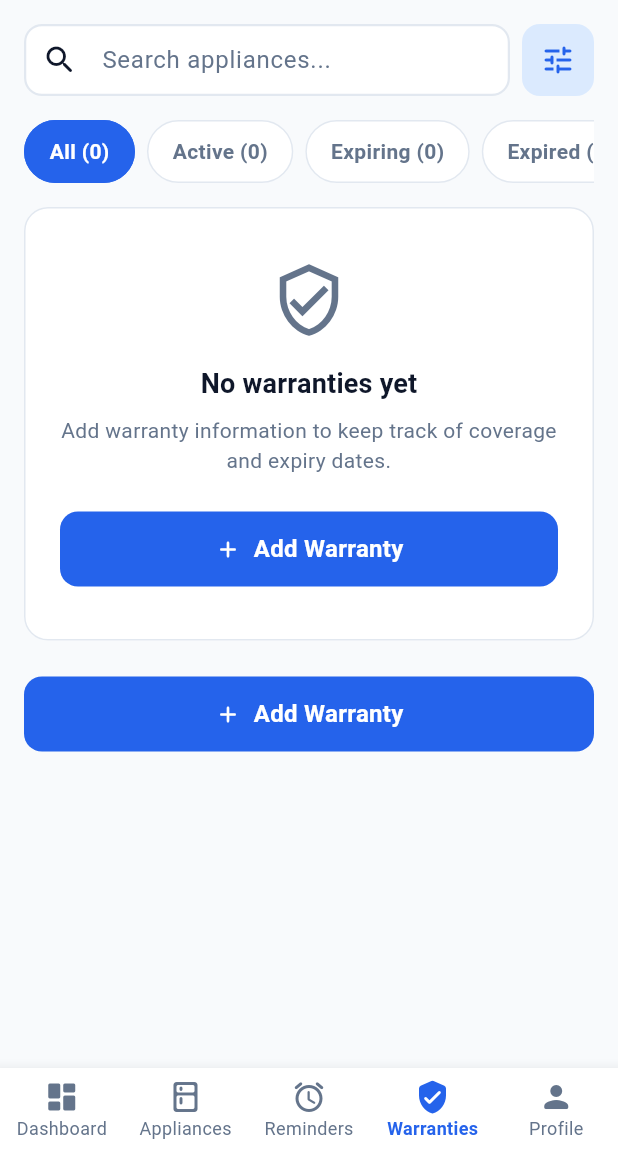
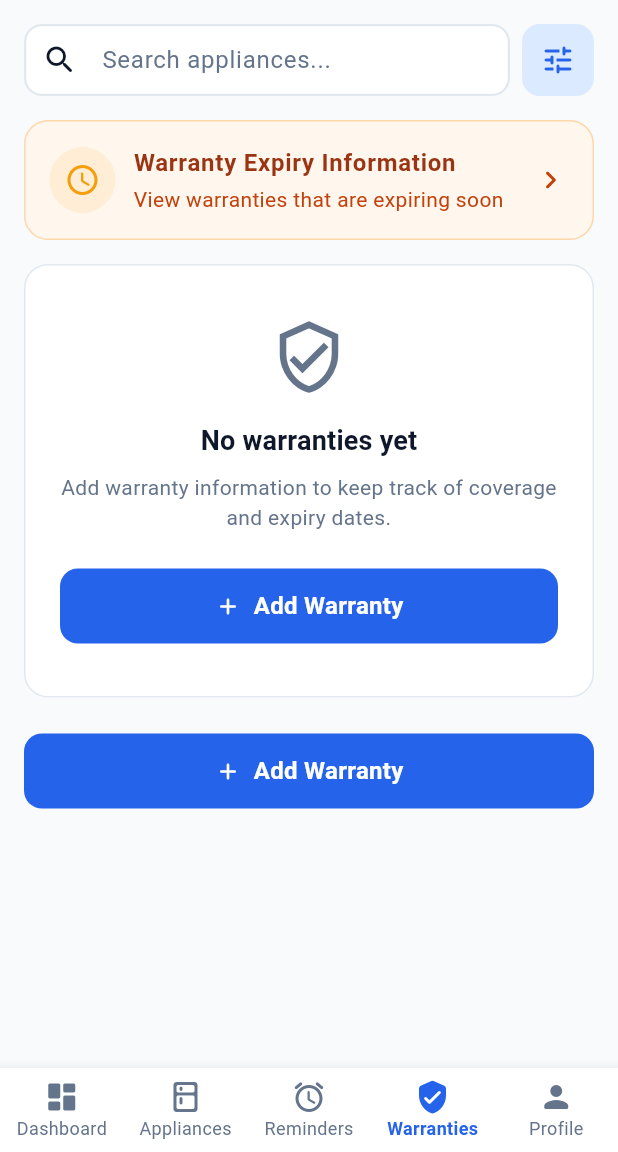
Before and after one commit to Sherin1229/IT3060HCI2026_Home_Maintenance_Reminder_App_WE_113, a Flutter app: the WarrantiesScreen screen opened by its route, on a phone screen of 412 x 824 dp, the part 84-1236 px from its top. Run offline on Flutter 3.47's test engine with Material 3 defaults, Android fonts, the phone set to English and light mode, and no system bars; our stand-ins replace cloud_firestore, file_picker, firebase_auth, firebase_core, go_router, google_sign_in and 1 more; accounts and stored records are empty.

Commit message:
feat: add warranty expiry information UI

```diff
--- a/lib/config/app_router.dart
+++ b/lib/config/app_router.dart
@@ -19,6 +19,7 @@ import '../screens/warranties/add_warranty_screen.dart';
 import '../screens/warranties/add_warranty_document_screen.dart';
 import '../screens/warranties/warranty_details_screen.dart';
 import '../screens/warranties/edit_warranty_screen.dart';
+import '../screens/warranties/warranty_expiry_screen.dart';
 import '../screens/maintenance_history/maintenance_history_screen.dart';
 import '../screens/maintenance_history/maintenance_form_screen.dart';
 import '../screens/maintenance_history/maintenance_models.dart';
@@ -134,6 +135,11 @@ class AppRouter {
         path: '/warranties/edit',
         parentNavigatorKey: _rootNavigatorKey,
         builder: (context, state) => const EditWarrantyScreen(),
+      ),
+      GoRoute(
+        path: '/warranties/expiry',
+        parentNavigatorKey: _rootNavigatorKey,
+        builder: (context, state) => const WarrantyExpiryScreen(),
       ),
       GoRoute(
         path: '/appliances/add',
--- a/lib/screens/warranties/warranties_screen.dart
+++ b/lib/screens/warranties/warranties_screen.dart
@@ -297,18 +297,6 @@ class _WarrantiesScreenState extends State<WarrantiesScreen> {
 
         final visibleWarranties = _getVisibleWarranties(warranties);
 
-        final activeCount = warranties
-            .where((item) => item.status == _WarrantyStatus.active)
-            .length;
-
-        final expiringCount = warranties
-            .where((item) => item.status == _WarrantyStatus.expiringSoon)
-            .length;
-
-        final expiredCount = warranties
-            .where((item) => item.status == _WarrantyStatus.expired)
-            .length;
-
         return Scaffold(
           backgroundColor: AppColors.background,
           appBar: AppBar(
@@ -348,63 +336,9 @@ class _WarrantiesScreenState extends State<WarrantiesScreen> {
 
                 const SizedBox(height: AppConstants.paddingMedium),
 
-                if (expiringCount > 0) ...[
-                  _ExpiryAlertCard(
-                    count: expiringCount,
-                    onTap: () {
-                      setState(
-                        () => _selectedFilter = _WarrantyFilter.expiring,
-                      );
-                    },
-                  ),
-                  const SizedBox(height: AppConstants.paddingMedium),
-                ],
-
-                SingleChildScrollView(
-                  scrollDirection: Axis.horizontal,
-                  child: Row(
-                    children: [
-                      _WarrantyFilterChip(
-                        label: 'All (${warranties.length})',
-                        isSelected: _selectedFilter == _WarrantyFilter.all,
-                        onSelected: () {
-                          setState(() => _selectedFilter = _WarrantyFilter.all);
-                        },
-                      ),
-                      const SizedBox(width: AppConstants.paddingSmall),
-                      _WarrantyFilterChip(
-                        label: 'Active ($activeCount)',
-                        isSelected: _selectedFilter == _WarrantyFilter.active,
-                        onSelected: () {
-                          setState(
-                            () => _selectedFilter = _WarrantyFilter.active,
-                          );
-                        },
-                      ),
-                      const SizedBox(width: AppConstants.paddingSmall),
-                      _WarrantyFilterChip(
-                        label: 'Expiring ($expiringCount)',
-                        isSelected: _selectedFilter == _WarrantyFilter.expiring,
-                        onSelected: () {
-                          setState(
-                            () => _selectedFilter = _WarrantyFilter.expiring,
-                          );
-                        },
-                      ),
-                      const SizedBox(width: AppConstants.paddingSmall),
-                      _WarrantyFilterChip(
-                        label: 'Expired ($expiredCount)',
-                        isSelected: _selectedFilter == _WarrantyFilter.expired,
-                        onSelected: () {
-                          setState(
-                            () => _selectedFilter = _WarrantyFilter.expired,
-                          );
-                        },
-                      ),
-                    ],
-                  ),
+                _ExpiryInformationCard(
+                  onTap: () => context.push('/warranties/expiry'),
                 ),
-
                 const SizedBox(height: AppConstants.paddingMedium),
 
                 if (warranties.isEmpty)
@@ -534,11 +468,10 @@ class _WarrantySearchBar extends StatelessWidget {
   }
 }
 
-class _ExpiryAlertCard extends StatelessWidget {
-  final int count;
+class _ExpiryInformationCard extends StatelessWidget {
   final VoidCallback onTap;
 
-  const _ExpiryAlertCard({required this.count, required this.onTap});
+  const _ExpiryInformationCard({required this.onTap});
 
   @override
   Widget build(BuildContext context) {
@@ -576,7 +509,7 @@ class _ExpiryAlertCard extends StatelessWidget {
                   crossAxisAlignment: CrossAxisAlignment.start,
                   children: [
                     Text(
-                      '$count ${count == 1 ? 'Warranty' : 'Warranties'} Expiring Soon',
+                      'Warranty Expiry Information',
                       style: theme.textTheme.bodyLarge?.copyWith(
                         color: const Color(0xFF9A3412),
                         fontWeight: FontWeight.w600,
@@ -584,7 +517,7 @@ class _ExpiryAlertCard extends StatelessWidget {
                     ),
                     const SizedBox(height: 2),
                     Text(
-                      'View expiry details',
+                      'View warranties that are expiring soon',
                       style: theme.textTheme.bodyMedium?.copyWith(
                         color: const Color(0xFFC2410C),
                       ),
@@ -594,50 +527,6 @@ class _ExpiryAlertCard extends StatelessWidget {
               ),
               const Icon(Icons.chevron_right_rounded, color: Color(0xFFC2410C)),
             ],
-          ),
-        ),
-      ),
-    );
-  }
-}
-
-class _WarrantyFilterChip extends StatelessWidget {
-  final String label;
-  final bool isSelected;
-  final VoidCallback onSelected;
-
-  const _WarrantyFilterChip({
-    required this.label,
-    required this.isSelected,
-    required this.onSelected,
-  });
-
-  @override
-  Widget build(BuildContext context) {
-    final theme = Theme.of(context);
-
-    return Material(
-      color: isSelected ? AppColors.primaryBlue : AppColors.surface,
-      borderRadius: BorderRadius.circular(24),
-      child: InkWell(
-        onTap: onSelected,
-        borderRadius: BorderRadius.circular(24),
-        child: Container(
-          constraints: const BoxConstraints(minHeight: 42),
-          padding: const EdgeInsets.symmetric(horizontal: 16, vertical: 9),
-          decoration: BoxDecoration(
-            border: Border.all(
-              color: isSelected ? AppColors.primaryBlue : AppColors.border,
-            ),
-            borderRadius: BorderRadius.circular(24),
-          ),
-          alignment: Alignment.center,
-          child: Text(
-            label,
-            style: theme.textTheme.bodyMedium?.copyWith(
-              color: isSelected ? AppColors.surface : AppColors.textSecondary,
-              fontWeight: FontWeight.w600,
-            ),
           ),
         ),
       ),
```
Also changed, not shown: lib/screens/warranties/warranty_expiry_screen.dart (added, +291 -0 lines).
